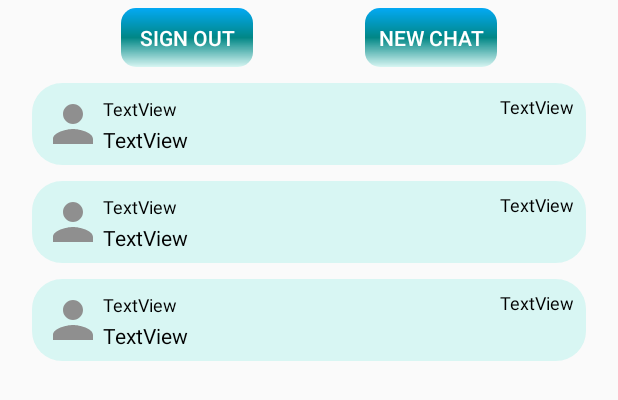
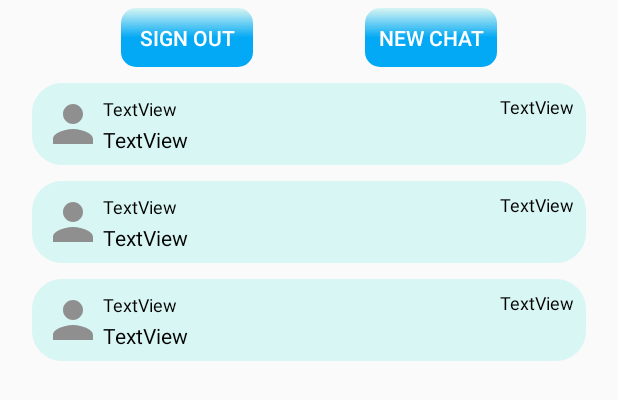
Before and after one commit to Murat-Arslan-46/Chat-Arneca, an Android app: the layout fragment_main.xml on its own in the app's theme, with its tools: preview values and no code run, on a phone screen of 412 x 824 dp. Shown: the top 400 px of the screen. Run offline under Robolectric (Android 15) with nearby library versions, the phone set to English and light mode, and no system bars; Roboto replaces fonts that are not available here.

Commit message:
new design

```diff
--- a/app/src/main/java/com/marslan/chatarneca/data/SharedViewModel.kt
+++ b/app/src/main/java/com/marslan/chatarneca/data/SharedViewModel.kt
@@ -78,7 +78,8 @@ class SharedViewModel(application: Application): AndroidViewModel(application) {
                 }
             })
     }
-    fun notification(context: Context,message: EntityMessage){
+    @SuppressLint("UnspecifiedImmutableFlag")
+    fun notification(context: Context, message: EntityMessage){
         createNotificationChannel(context)
         val channelId = "${context.packageName}-${context.getString(R.string.app_name)}"
         val intent = Intent(context, MainActivity::class.java)
--- a/app/src/main/res/drawable/chf_button.xml
+++ b/app/src/main/res/drawable/chf_button.xml
@@ -6,6 +6,6 @@
         android:endColor="@color/other_color_dark"
         android:angle="0"/>
 
-    <corners android:bottomRightRadius="20dp"
-        android:topRightRadius="20dp"/>
+    <corners android:bottomRightRadius="60dp"
+        android:topRightRadius="60dp"/>
 </shape>
--- a/app/src/main/res/drawable/chf_receive_message.xml
+++ b/app/src/main/res/drawable/chf_receive_message.xml
@@ -4,7 +4,7 @@
         android:startColor="@color/primary_color"
         android:centerColor="@color/primary_color"
         android:endColor="@color/primary_color_dark"
-        android:angle="90"/>
+        android:angle="270"/>
     <corners
         android:bottomRightRadius="20dp"
         android:topLeftRadius="20dp"
--- a/app/src/main/res/drawable/chf_send_message.xml
+++ b/app/src/main/res/drawable/chf_send_message.xml
@@ -4,7 +4,7 @@
         android:startColor="@color/secondary_color"
         android:centerColor="@color/secondary_color"
         android:endColor="@color/secondary_color_dark"
-        android:angle="90"/>
+        android:angle="270"/>
     <corners
         android:bottomRightRadius="20dp"
         android:bottomLeftRadius="20dp"
--- a/app/src/main/res/drawable/mf_button.xml
+++ b/app/src/main/res/drawable/mf_button.xml
@@ -2,8 +2,8 @@
 <shape xmlns:android="http://schemas.android.com/apk/res/android">
     <gradient
         android:startColor="@color/secondary_color_visible"
-        android:centerColor="@color/secondary_color_dark"
+        android:centerColor="@color/primary_color"
         android:endColor="@color/primary_color"
-        android:angle="90"/>
+        android:angle="270"/>
     <corners android:radius="10dp" />
 </shape>
--- a/app/src/main/res/layout/main_activity.xml
+++ b/app/src/main/res/layout/main_activity.xml
@@ -4,7 +4,7 @@
     xmlns:tools="http://schemas.android.com/tools"
     android:layout_width="match_parent"
     android:layout_height="match_parent"
-    android:background="@drawable/chat_background"
+    android:background="@drawable/app_background"
     tools:context=".MainActivity">
 
 
```
Also changed, not shown: app/src/main/java/com/marslan/chatarneca/fragments/contact/ContactFragment.kt (+4 -3 lines).
